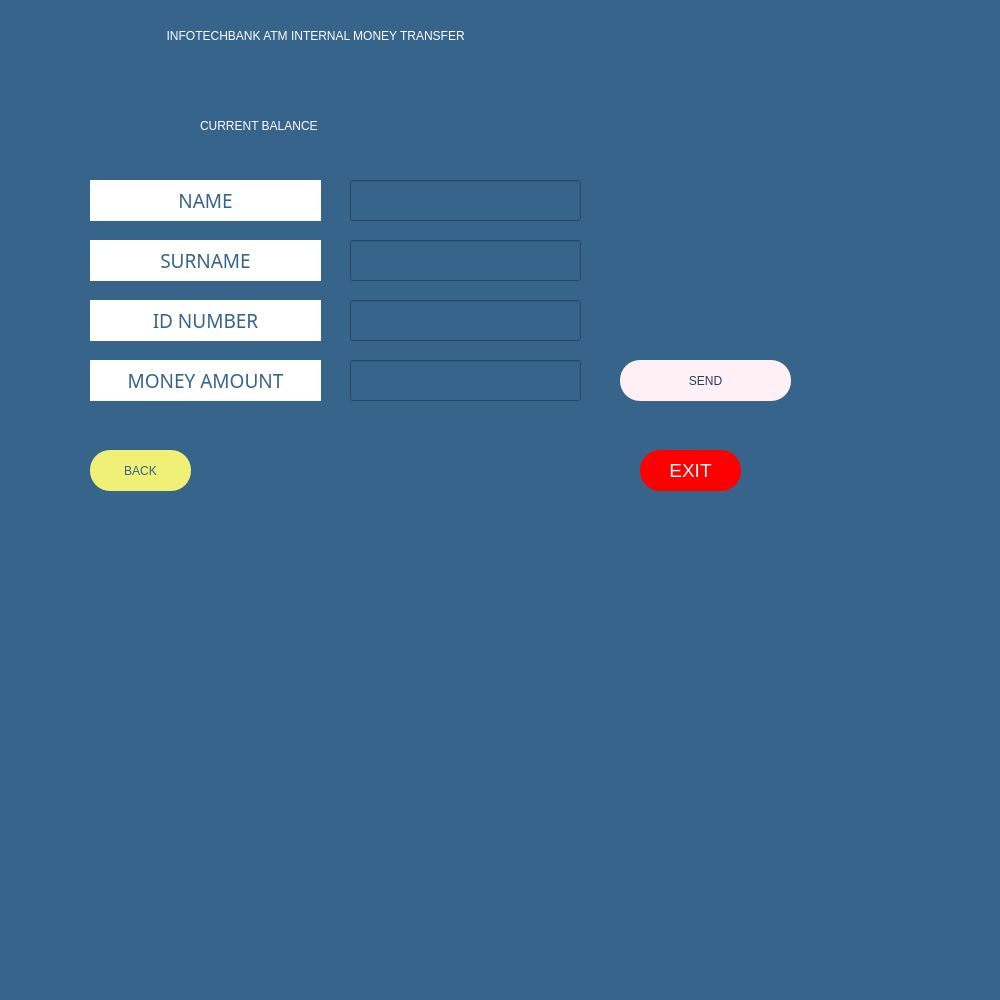
This is internal.ui in melihorhanyilmaz/Project as Qt 5 draws it before an edit. The edited form follows.
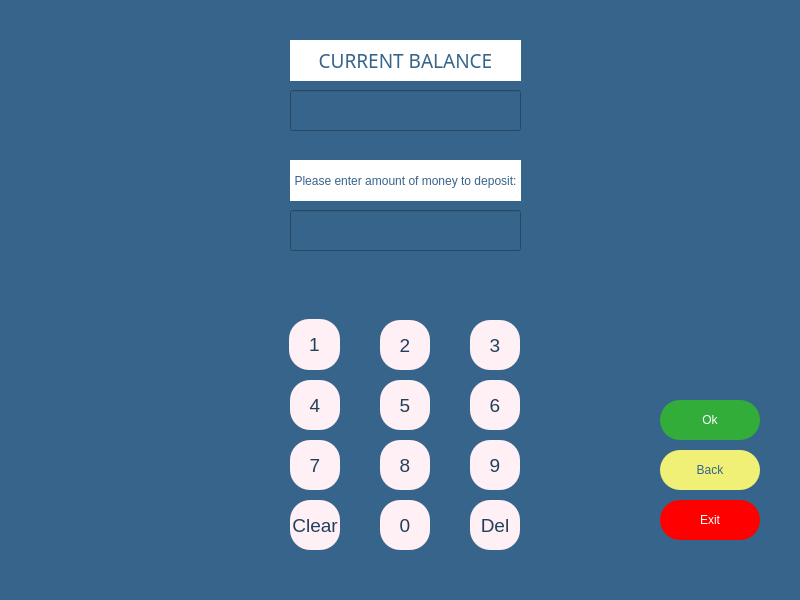
This is the edited form. Icons and pictures are not drawn.

The edit to the form file:
```diff
--- a/internal.ui
+++ b/internal.ui
@@ -6,286 +6,256 @@
    <rect>
     <x>0</x>
     <y>0</y>
-    <width>1000</width>
-    <height>1000</height>
+    <width>800</width>
+    <height>600</height>
    </rect>
   </property>
   <property name="windowTitle">
    <string>MainWindow</string>
   </property>
   <property name="styleSheet">
-   <string notr="true">background-color: rgb(54, 100, 139);
-color: rgb(255, 255, 255);
-font: 75 12pt &quot;MS Shell Dlg 2&quot;;</string>
+   <string notr="true">background-color: rgb(54, 100, 139);</string>
   </property>
   <widget class="QWidget" name="centralwidget">
-   <widget class="QPushButton" name="B_send">
-    <property name="geometry">
-     <rect>
-      <x>620</x>
-      <y>360</y>
-      <width>171</width>
-      <height>41</height>
-     </rect>
-    </property>
-    <property name="styleSheet">
-     <string notr="true">background-color: rgb(255, 240, 245);
-color: rgb(34, 64, 89);
-font: 63 14pt &quot;Montserrat SemiBold&quot;;
-border-radius: 20 </string>
-    </property>
-    <property name="text">
-     <string>SEND</string>
-    </property>
-    <property name="icon">
-     <iconset>
-      <normaloff>../../Downloads/x-button.png</normaloff>../../Downloads/x-button.png</iconset>
-    </property>
-   </widget>
-   <widget class="QLineEdit" name="li_alici_id">
-    <property name="geometry">
-     <rect>
-      <x>350</x>
-      <y>300</y>
-      <width>231</width>
-      <height>41</height>
-     </rect>
-    </property>
-    <property name="styleSheet">
-     <string notr="true">color: rgb(255, 255, 255);
-font: 63 14pt &quot;Montserrat SemiBold&quot;;</string>
-    </property>
-    <property name="text">
-     <string/>
-    </property>
-    <property name="maxLength">
-     <number>7</number>
-    </property>
-   </widget>
-   <widget class="QLabel" name="la_welcome">
-    <property name="geometry">
-     <rect>
-      <x>160</x>
-      <y>0</y>
-      <width>511</width>
-      <height>71</height>
-     </rect>
-    </property>
-    <property name="styleSheet">
-     <string notr="true">
-font: 75 16pt &quot;MS Shell Dlg 2&quot;;
-color: rgb(255, 255, 255);
-</string>
-    </property>
-    <property name="text">
-     <string>  INFOTECHBANK ATM INTERNAL MONEY TRANSFER</string>
-    </property>
-   </widget>
-   <widget class="QLineEdit" name="li_amount">
-    <property name="geometry">
-     <rect>
-      <x>350</x>
-      <y>360</y>
-      <width>231</width>
-      <height>41</height>
-     </rect>
-    </property>
-    <property name="styleSheet">
-     <string notr="true">color: rgb(255, 255, 255);
-font: 63 14pt &quot;Montserrat SemiBold&quot;;</string>
-    </property>
-    <property name="text">
-     <string/>
-    </property>
-   </widget>
    <widget class="QPushButton" name="B_exit">
     <property name="geometry">
      <rect>
-      <x>640</x>
-      <y>450</y>
-      <width>101</width>
-      <height>41</height>
+      <x>660</x>
+      <y>500</y>
+      <width>100</width>
+      <height>40</height>
      </rect>
     </property>
     <property name="styleSheet">
      <string notr="true">background-color: rgb(255, 0, 0);
-font: 63 14pt ;Montserrat SemiBold;
+font: 63 14pt &quot;Montserrat SemiBold&quot;;
 border-radius: 20;
-color: rgb(255, 255, 255);</string>
+color: rgb(255, 255, 255);
+</string>
     </property>
     <property name="text">
-     <string>EXIT</string>
+     <string>Exit</string>
     </property>
-    <property name="icon">
-     <iconset>
-      <normaloff>../../Downloads/x-button.png</normaloff>../../Downloads/x-button.png</iconset>
+    <property name="checkable">
+     <bool>false</bool>
     </property>
    </widget>
-   <widget class="QLabel" name="la_alici_id">
+   <widget class="QPushButton" name="eightB">
     <property name="geometry">
      <rect>
-      <x>90</x>
-      <y>300</y>
-      <width>231</width>
-      <height>41</height>
+      <x>380</x>
+      <y>440</y>
+      <width>50</width>
+      <height>50</height>
      </rect>
     </property>
-    <property name="font">
-     <font>
-      <family>Montserrat SemiBold</family>
-      <pointsize>14</pointsize>
-      <weight>7</weight>
-      <italic>false</italic>
-      <bold>false</bold>
-     </font>
+    <property name="styleSheet">
+     <string notr="true">background-color: rgb(255, 240, 245);
+color: rgb(34, 64, 89);
+font: 63 14pt ;Montserrat SemiBold;
+border-radius: 20 ;</string>
     </property>
+    <property name="text">
+     <string>8</string>
+    </property>
+   </widget>
+   <widget class="QPushButton" name="threeB">
+    <property name="geometry">
+     <rect>
+      <x>470</x>
+      <y>320</y>
+      <width>50</width>
+      <height>50</height>
+     </rect>
+    </property>
     <property name="styleSheet">
-     <string notr="true">color: rgb(54, 100, 139);
-font: 63 14pt &quot;Montserrat SemiBold&quot;;
-background-color: rgb(255, 255, 255);</string>
+     <string notr="true">background-color: rgb(255, 240, 245);
+color: rgb(34, 64, 89);
+font: 63 14pt ;Montserrat SemiBold;
+border-radius: 20 ;</string>
     </property>
     <property name="text">
-     <string>ID NUMBER</string>
+     <string>3</string>
     </property>
-    <property name="alignment">
-     <set>Qt::AlignCenter</set>
+   </widget>
+   <widget class="QPushButton" name="zeroB">
+    <property name="geometry">
+     <rect>
+      <x>380</x>
+      <y>500</y>
+      <width>50</width>
+      <height>50</height>
+     </rect>
     </property>
+    <property name="styleSheet">
+     <string notr="true">background-color: rgb(255, 240, 245);
+color: rgb(34, 64, 89);
+font: 63 14pt ;Montserrat SemiBold;
+border-radius: 20 ;</string>
+    </property>
+    <property name="text">
+     <string>0</string>
+    </property>
    </widget>
-   <widget class="QLabel" name="la_alici_surname">
+   <widget class="QPushButton" name="oneB">
     <property name="geometry">
      <rect>
-      <x>90</x>
-      <y>240</y>
-      <width>231</width>
-      <height>41</height>
+      <x>289</x>
+      <y>319</y>
+      <width>51</width>
+      <height>51</height>
      </rect>
     </property>
-    <property name="font">
-     <font>
-      <family>Montserrat SemiBold</family>
-      <pointsize>14</pointsize>
-      <weight>7</weight>
-      <italic>false</italic>
-      <bold>false</bold>
-     </font>
+    <property name="styleSheet">
+     <string notr="true">background-color: rgb(255, 240, 245);
+color: rgb(34, 64, 89);
+font: 63 14pt ;Montserrat SemiBold;
+border-radius: 20 ;</string>
     </property>
+    <property name="text">
+     <string>1</string>
+    </property>
+   </widget>
+   <widget class="QPushButton" name="delB">
+    <property name="geometry">
+     <rect>
+      <x>470</x>
+      <y>500</y>
+      <width>50</width>
+      <height>50</height>
+     </rect>
+    </property>
     <property name="styleSheet">
-     <string notr="true">color: rgb(54, 100, 139);
-font: 63 14pt &quot;Montserrat SemiBold&quot;;
-background-color: rgb(255, 255, 255);</string>
+     <string notr="true">background-color: rgb(255, 240, 245);
+color: rgb(34, 64, 89);
+font: 63 14pt ;Montserrat SemiBold;
+border-radius: 20 ;</string>
     </property>
     <property name="text">
-     <string>SURNAME</string>
+     <string>Del</string>
     </property>
-    <property name="alignment">
-     <set>Qt::AlignCenter</set>
+   </widget>
+   <widget class="QPushButton" name="nineB">
+    <property name="geometry">
+     <rect>
+      <x>470</x>
+      <y>440</y>
+      <width>50</width>
+      <height>50</height>
+     </rect>
     </property>
+    <property name="styleSheet">
+     <string notr="true">background-color: rgb(255, 240, 245);
+color: rgb(34, 64, 89);
+font: 63 14pt ;Montserrat SemiBold;
+border-radius: 20 ;</string>
+    </property>
+    <property name="text">
+     <string>9</string>
+    </property>
    </widget>
-   <widget class="QLabel" name="la_amount">
+   <widget class="QPushButton" name="fiveB">
     <property name="geometry">
      <rect>
-      <x>90</x>
-      <y>360</y>
+      <x>380</x>
+      <y>380</y>
+      <width>50</width>
+      <height>50</height>
+     </rect>
+    </property>
+    <property name="styleSheet">
+     <string notr="true">background-color: rgb(255, 240, 245);
+color: rgb(34, 64, 89);
+font: 63 14pt ;Montserrat SemiBold;
+border-radius: 20 ;</string>
+    </property>
+    <property name="text">
+     <string>5</string>
+    </property>
+   </widget>
+   <widget class="QPushButton" name="sevenB">
+    <property name="geometry">
+     <rect>
+      <x>290</x>
+      <y>440</y>
+      <width>50</width>
+      <height>50</height>
+     </rect>
+    </property>
+    <property name="styleSheet">
+     <string notr="true">background-color: rgb(255, 240, 245);
+color: rgb(34, 64, 89);
+font: 63 14pt ;Montserrat SemiBold;
+border-radius: 20 ;</string>
+    </property>
+    <property name="text">
+     <string>7</string>
+    </property>
+   </widget>
+   <widget class="QLabel" name="la_name">
+    <property name="geometry">
+     <rect>
+      <x>290</x>
+      <y>160</y>
       <width>231</width>
       <height>41</height>
      </rect>
     </property>
-    <property name="font">
-     <font>
-      <family>Montserrat SemiBold</family>
-      <pointsize>14</pointsize>
-      <weight>7</weight>
-      <italic>false</italic>
-      <bold>false</bold>
-     </font>
-    </property>
     <property name="styleSheet">
      <string notr="true">color: rgb(54, 100, 139);
-font: 63 14pt &quot;Montserrat SemiBold&quot;;
+font: 63 8pt &quot;Montserrat SemiBold&quot;;
 background-color: rgb(255, 255, 255);</string>
     </property>
     <property name="text">
-     <string>MONEY AMOUNT</string>
+     <string>Please enter amount of money to deposit:</string>
     </property>
     <property name="alignment">
      <set>Qt::AlignCenter</set>
     </property>
    </widget>
-   <widget class="QLabel" name="la_error">
+   <widget class="QPushButton" name="sixB">
     <property name="geometry">
      <rect>
-      <x>120</x>
-      <y>420</y>
-      <width>451</width>
-      <height>16</height>
+      <x>470</x>
+      <y>380</y>
+      <width>50</width>
+      <height>50</height>
      </rect>
     </property>
     <property name="styleSheet">
-     <string notr="true">color: rgb(255, 0, 0);
-font: 75 12pt &quot;MS Sans Serif&quot;;</string>
+     <string notr="true">background-color: rgb(255, 240, 245);
+color: rgb(34, 64, 89);
+font: 63 14pt ;Montserrat SemiBold;
+border-radius: 20 ;</string>
     </property>
     <property name="text">
-     <string/>
+     <string>6</string>
     </property>
    </widget>
-   <widget class="QLineEdit" name="li_aici_surname">
+   <widget class="QPushButton" name="twoB">
     <property name="geometry">
      <rect>
-      <x>350</x>
-      <y>240</y>
-      <width>231</width>
-      <height>41</height>
+      <x>380</x>
+      <y>320</y>
+      <width>50</width>
+      <height>50</height>
      </rect>
     </property>
     <property name="styleSheet">
-     <string notr="true">color: rgb(255, 255, 255);
-font: 63 14pt &quot;Montserrat SemiBold&quot;;</string>
+     <string notr="true">background-color: rgb(255, 240, 245);
+color: rgb(34, 64, 89);
+font: 63 14pt ;Montserrat SemiBold;
+border-radius: 20 ;</string>
     </property>
     <property name="text">
-     <string/>
+     <string>2</string>
     </property>
    </widget>
    <widget class="QLabel" name="la_balance">
     <property name="geometry">
      <rect>
-      <x>420</x>
-      <y>100</y>
-      <width>261</width>
-      <height>51</height>
-     </rect>
-    </property>
-    <property name="styleSheet">
-     <string notr="true">
-font: 75 16pt &quot;MS Shell Dlg 2&quot;;
-color: rgb(255, 255, 255);
-</string>
-    </property>
-    <property name="text">
-     <string/>
-    </property>
-   </widget>
-   <widget class="QLineEdit" name="li_alici_name">
-    <property name="geometry">
-     <rect>
-      <x>350</x>
-      <y>180</y>
-      <width>231</width>
-      <height>41</height>
-     </rect>
-    </property>
-    <property name="styleSheet">
-     <string notr="true">color: rgb(255, 255, 255);
-font: 63 14pt &quot;Montserrat SemiBold&quot;;</string>
-    </property>
-    <property name="text">
-     <string/>
-    </property>
-   </widget>
-   <widget class="QLabel" name="la_alici_name">
-    <property name="geometry">
-     <rect>
-      <x>90</x>
-      <y>180</y>
+      <x>290</x>
+      <y>40</y>
       <width>231</width>
       <height>41</height>
      </rect>
@@ -305,19 +275,96 @@
 background-color: rgb(255, 255, 255);</string>
     </property>
     <property name="text">
-     <string>NAME</string>
+     <string>CURRENT BALANCE</string>
     </property>
     <property name="alignment">
      <set>Qt::AlignCenter</set>
     </property>
    </widget>
+   <widget class="QLineEdit" name="li_amount_withdraw">
+    <property name="geometry">
+     <rect>
+      <x>290</x>
+      <y>210</y>
+      <width>231</width>
+      <height>41</height>
+     </rect>
+    </property>
+    <property name="styleSheet">
+     <string notr="true">color: rgb(255, 255, 255);
+font: 63 14pt &quot;Montserrat SemiBold&quot;;</string>
+    </property>
+    <property name="alignment">
+     <set>Qt::AlignCenter</set>
+    </property>
+   </widget>
+   <widget class="QLineEdit" name="li_balance">
+    <property name="geometry">
+     <rect>
+      <x>290</x>
+      <y>90</y>
+      <width>231</width>
+      <height>41</height>
+     </rect>
+    </property>
+    <property name="styleSheet">
+     <string notr="true">color: rgb(255, 255, 255);
+font: 63 14pt &quot;Montserrat SemiBold&quot;;</string>
+    </property>
+    <property name="alignment">
+     <set>Qt::AlignCenter</set>
+    </property>
+   </widget>
+   <widget class="QPushButton" name="fourB">
+    <property name="geometry">
+     <rect>
+      <x>290</x>
+      <y>380</y>
+      <width>50</width>
+      <height>50</height>
+     </rect>
+    </property>
+    <property name="styleSheet">
+     <string notr="true">background-color: rgb(255, 240, 245);
+color: rgb(34, 64, 89);
+font: 63 14pt ;Montserrat SemiBold;
+border-radius: 20 ;</string>
+    </property>
+    <property name="text">
+     <string>4</string>
+    </property>
+   </widget>
+   <widget class="QPushButton" name="B_ok">
+    <property name="geometry">
+     <rect>
+      <x>660</x>
+      <y>400</y>
+      <width>100</width>
+      <height>40</height>
+     </rect>
+    </property>
+    <property name="styleSheet">
+     <string notr="true">background-color: rgb(255, 240, 245);
+background-color: rgb(50, 173, 58);
+
+font: 63 14pt &quot;Montserrat SemiBold&quot;;
+border-radius: 20;
+color: rgb(255, 255, 255);</string>
+    </property>
+    <property name="text">
+     <string>Ok</string>
+    </property>
+    <property name="checkable">
+     <bool>false</bool>
+    </property>
+   </widget>
    <widget class="QPushButton" name="B_back">
     <property name="geometry">
      <rect>
-      <x>90</x>
+      <x>660</x>
       <y>450</y>
-      <width>101</width>
-      <height>41</height>
+      <width>100</width>
+      <height>40</height>
      </rect>
     </property>
     <property name="styleSheet">
@@ -328,29 +375,29 @@
 </string>
     </property>
     <property name="text">
-     <string>BACK</string>
+     <string>Back</string>
     </property>
     <property name="checkable">
      <bool>false</bool>
     </property>
    </widget>
-   <widget class="QLabel" name="la_welcome_2">
+   <widget class="QPushButton" name="clearB">
     <property name="geometry">
      <rect>
-      <x>200</x>
-      <y>100</y>
-      <width>191</width>
-      <height>51</height>
+      <x>290</x>
+      <y>500</y>
+      <width>50</width>
+      <height>50</height>
      </rect>
     </property>
     <property name="styleSheet">
-     <string notr="true">
-font: 75 16pt &quot;MS Shell Dlg 2&quot;;
-color: rgb(255, 255, 255);
-</string>
+     <string notr="true">background-color: rgb(255, 240, 245);
+color: rgb(34, 64, 89);
+font: 63 14pt ;Montserrat SemiBold;
+border-radius: 20 ;</string>
     </property>
     <property name="text">
-     <string>CURRENT BALANCE</string>
+     <string>Clear</string>
     </property>
    </widget>
   </widget>
```
Left out of the diff: 4 changed lines with no effect on the pictures.
